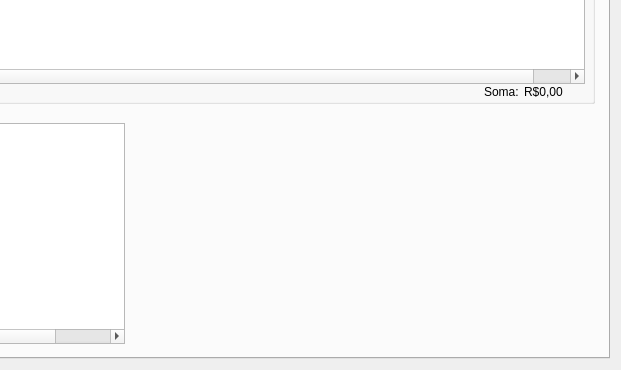
The window that ui/janela.ui (vazerick/controle_gastos) describes before a commit, drawn with Qt 5; both pictures show x 639 to 1260 and y 234 to 604 of the 1260 by 604 pixel window.
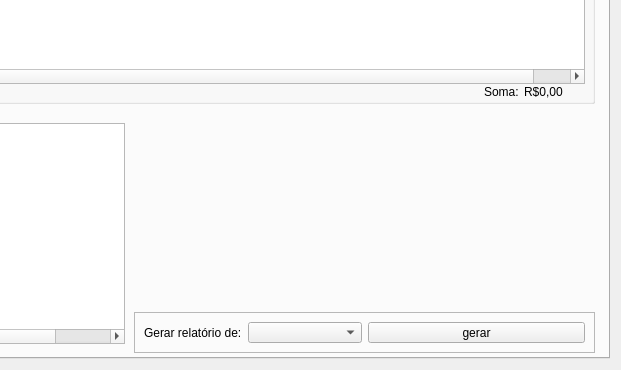
The same window after the commit. Custom widgets are drawn as their Qt base class.

Commit message: Adiciona a janela de Relatório

```diff
--- a/ui/janela.ui
+++ b/ui/janela.ui
@@ -1418,7 +1418,7 @@
          <x>760</x>
          <y>300</y>
          <width>461</width>
-         <height>241</height>
+         <height>211</height>
         </rect>
        </property>
       </widget>
@@ -1435,6 +1435,45 @@
         <string>Converter</string>
        </property>
       </widget>
+      <widget class="QFrame" name="frame">
+       <property name="geometry">
+        <rect>
+         <x>760</x>
+         <y>509</y>
+         <width>461</width>
+         <height>41</height>
+        </rect>
+       </property>
+       <property name="frameShape">
+        <enum>QFrame::StyledPanel</enum>
+       </property>
+       <property name="frameShadow">
+        <enum>QFrame::Raised</enum>
+       </property>
+       <layout class="QHBoxLayout" name="horizontalLayout_16">
+        <item>
+         <layout class="QFormLayout" name="formLayout">
+          <item row="0" column="0">
+           <widget class="QLabel" name="labelRelatorio">
+            <property name="text">
+             <string>Gerar relatório de:</string>
+            </property>
+           </widget>
+          </item>
+          <item row="0" column="1">
+           <widget class="QComboBox" name="comboRelatorio"/>
+          </item>
+         </layout>
+        </item>
+        <item>
+         <widget class="QPushButton" name="botaoRelatorio">
+          <property name="text">
+           <string>gerar</string>
+          </property>
+         </widget>
+        </item>
+       </layout>
+      </widget>
      </widget>
      <widget class="QWidget" name="Dividas">
       <attribute name="title">
```
The commit also changes 1 other file.
